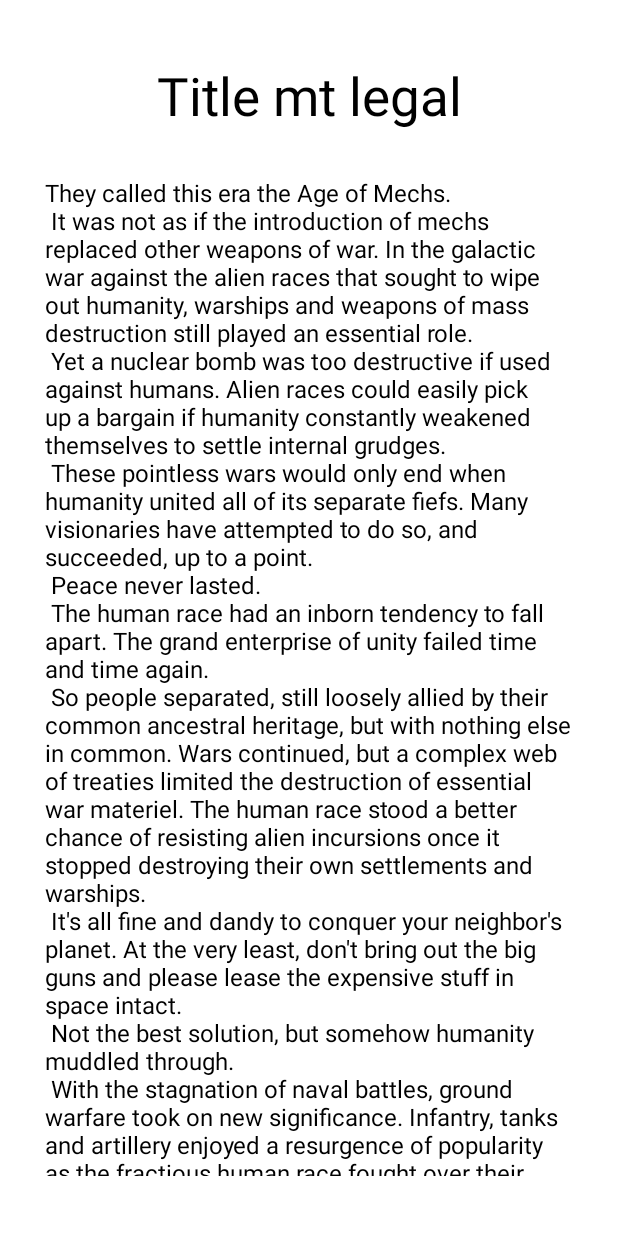
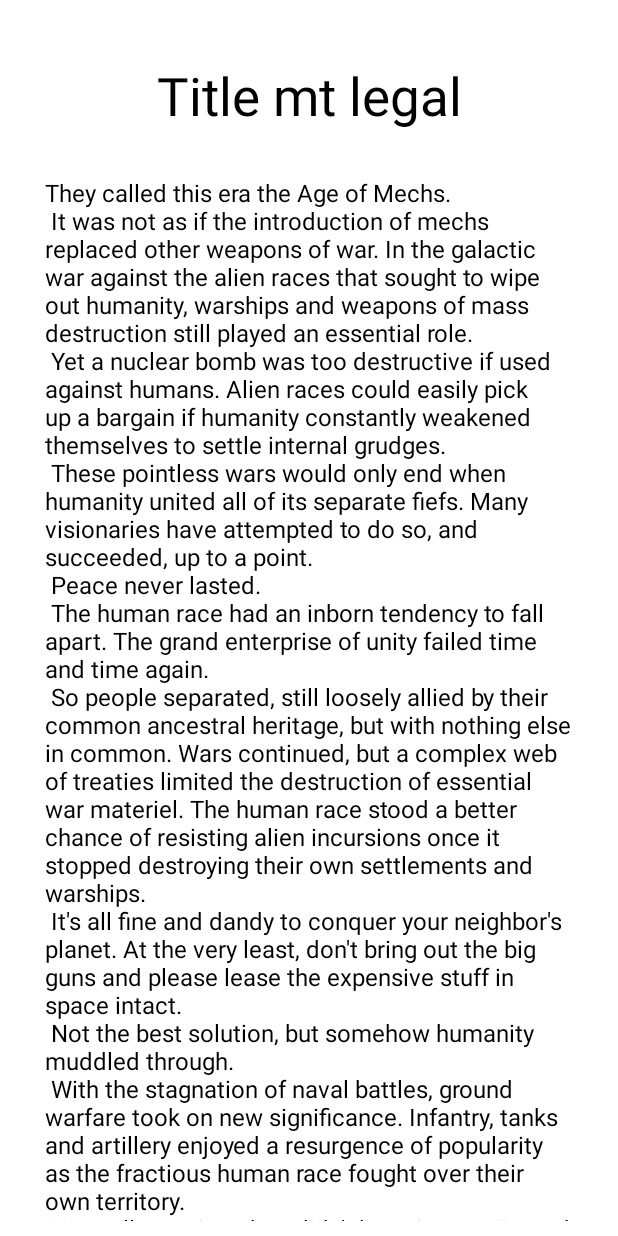
Before and after one commit to FilipeFiusa/ProjetoMobile, an Android app: the layout reader_normal_view_page_view_item1.xml on its own in the app's theme, with its tools: preview values and no code run, on a phone screen of 412 x 824 dp. Run offline under Robolectric (Android 15) with nearby library versions, the phone set to English and light mode, and no system bars.

Commit message:
Added more space for text on reader page view type

```diff
--- a/app/src/main/res/layout/reader_normal_view_page_view.xml
+++ b/app/src/main/res/layout/reader_normal_view_page_view.xml
@@ -14,7 +14,7 @@
             android:id="@+id/text_temp_container"
             android:layout_gravity="center"
             android:layout_marginHorizontal="30dp"
-            android:layout_marginVertical="50dp"
+            android:layout_marginVertical="40dp"
             android:layout_width="match_parent"
             android:layout_height="match_parent"
             android:textSize="18sp"
@@ -25,7 +25,7 @@
         android:visibility="invisible"
         android:layout_width="match_parent"
         android:layout_marginHorizontal="30dp"
-        android:layout_marginVertical="50dp"
+        android:layout_marginVertical="40dp"
         android:layout_height="match_parent">
 
         <LinearLayout
--- a/app/src/main/res/layout/reader_normal_view_page_view_item1.xml
+++ b/app/src/main/res/layout/reader_normal_view_page_view_item1.xml
@@ -7,7 +7,8 @@
 
     <LinearLayout
         android:layout_marginHorizontal="30dp"
-        android:layout_marginVertical="40dp"
+        android:layout_marginTop="40dp"
+        android:layout_marginBottom="10dp"
 
         android:orientation="vertical"
         android:layout_width="match_parent"
```
Also changed, not shown: app/src/main/res/layout/reader_normal_view_page_view_item2.xml (+20 -8 lines).
